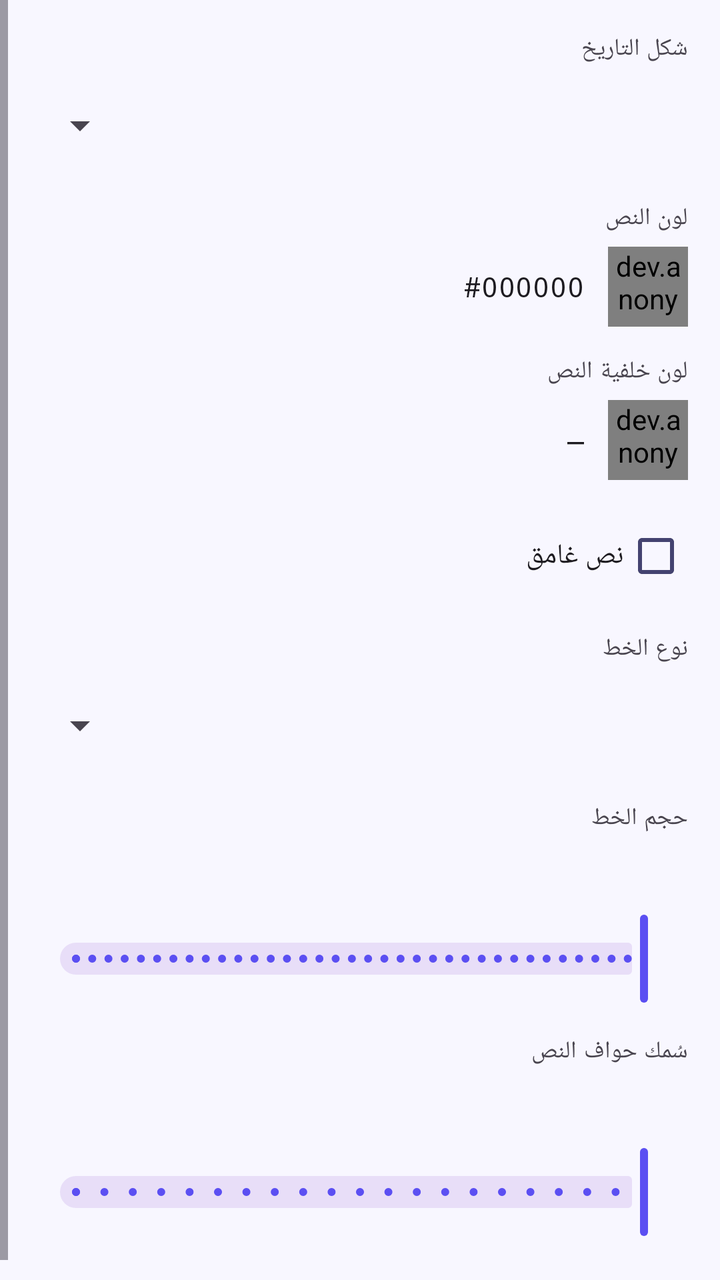
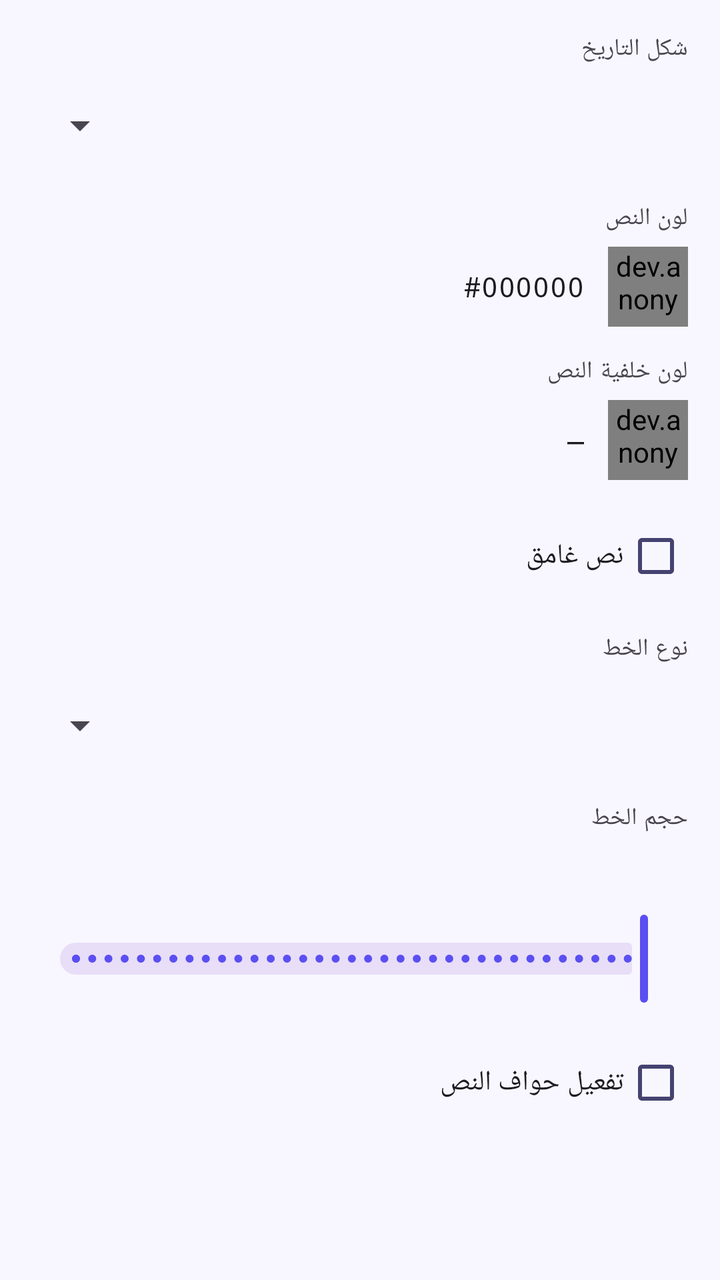

Screens rendered from an Android XML layout before and after an edit, with the pre-edit source and the edit as a unified diff.
<!-- AndroidManifest.xml: application theme Theme.CardsDesignerPro -->
<!-- res/layout/fragment_prop_date.xml -->
<?xml version="1.0" encoding="utf-8"?>
<ScrollView xmlns:android="http://schemas.android.com/apk/res/android"
    xmlns:app="http://schemas.android.com/apk/res-auto"
    android:layout_width="match_parent" android:layout_height="match_parent" android:layoutDirection="rtl">
    <LinearLayout android:layout_width="match_parent" android:layout_height="wrap_content"
        android:orientation="vertical" android:padding="16dp">

        <TextView android:layout_width="match_parent" android:layout_height="wrap_content"
            android:text="@string/prop_date_format" android:textAppearance="?attr/textAppearanceLabelMedium"
            android:layout_marginBottom="6dp" />
        <Spinner android:id="@+id/spinner_date_format" android:layout_width="match_parent"
            android:layout_height="48dp" android:layout_marginBottom="14dp" />

        <TextView android:layout_width="match_parent" android:layout_height="wrap_content"
            android:text="@string/prop_text_color" android:textAppearance="?attr/textAppearanceLabelMedium"
            android:layout_marginBottom="6dp" />
        <LinearLayout android:layout_width="match_parent" android:layout_height="wrap_content"
            android:orientation="horizontal" android:gravity="center_vertical" android:layout_marginBottom="14dp">
            <dev.anonymous.cardsdesignerpro.common.widget.ColorPreviewView android:id="@+id/cpv_text_color"
                android:layout_width="40dp" android:layout_height="40dp" android:layout_marginEnd="12dp" />
            <TextView android:id="@+id/tv_color_hex" android:layout_width="wrap_content"
                android:layout_height="wrap_content" android:fontFamily="monospace"
                android:textAppearance="?attr/textAppearanceBodyMedium" android:text="#000000" />
        </LinearLayout>

        
        <TextView android:layout_width="match_parent" android:layout_height="wrap_content"
            android:text="لون خلفية النص" android:textAppearance="?attr/textAppearanceLabelMedium"
            android:layout_marginBottom="6dp" />
        <LinearLayout android:layout_width="match_parent" android:layout_height="wrap_content"
            android:orientation="horizontal" android:gravity="center_vertical" android:layout_marginBottom="14dp">
            <dev.anonymous.cardsdesignerpro.common.widget.ColorPreviewView android:id="@+id/cpv_bg_color"
                android:layout_width="40dp" android:layout_height="40dp" android:layout_marginEnd="12dp" />
            <TextView android:id="@+id/tv_bg_color_hex" android:layout_width="0dp"
                android:layout_height="wrap_content" android:layout_weight="1" android:fontFamily="monospace"
                android:textAppearance="?attr/textAppearanceBodyMedium" android:text="—" />
            <com.google.android.material.button.MaterialButton
                android:id="@+id/btn_clear_bg_color"
                style="@style/Widget.Material3.Button.TextButton"
                android:layout_width="wrap_content" android:layout_height="wrap_content"
                android:text="مسح" android:visibility="gone" />
        </LinearLayout>

        <com.google.android.material.checkbox.MaterialCheckBox android:id="@+id/cb_bold"
            android:layout_width="match_parent" android:layout_height="wrap_content"
            android:text="@string/prop_bold" android:layout_marginBottom="14dp" />

        <TextView android:layout_width="match_parent" android:layout_height="wrap_content"
            android:text="@string/prop_font" android:textAppearance="?attr/textAppearanceLabelMedium"
            android:layout_marginBottom="6dp" />
        <Spinner android:id="@+id/spinner_font" android:layout_width="match_parent"
            android:layout_height="48dp" android:layout_marginBottom="14dp" />

        <TextView android:layout_width="match_parent" android:layout_height="wrap_content"
            android:text="@string/prop_font_size" android:textAppearance="?attr/textAppearanceLabelMedium"
            android:layout_marginBottom="6dp" />
        <com.google.android.material.slider.Slider
            android:id="@+id/slider_font_size"
            android:layout_width="match_parent"
            android:layout_height="wrap_content"
            app:labelBehavior="withinBounds"
            android:valueFrom="10.0"
            android:valueTo="100.0"
            android:stepSize="1.0"
            android:layout_marginBottom="14dp" />

        
        <TextView android:layout_width="match_parent" android:layout_height="wrap_content"
            android:text="@string/prop_text_stroke" android:textAppearance="?attr/textAppearanceLabelMedium"
            android:layout_marginBottom="6dp" />
        <com.google.android.material.slider.Slider
            android:id="@+id/slider_text_stroke"
            android:layout_width="match_parent"
            android:layout_height="wrap_content"
            app:labelBehavior="withinBounds"
            android:valueFrom="0.0"
            android:valueTo="10.0"
            android:stepSize="0.5"
            android:layout_marginBottom="14dp" />
    </LinearLayout>
</ScrollView>
<!-- resources referenced by this layout -->
<resources>
  <string name="prop_bold">نص غامق</string>
  <string name="prop_date_format">شكل التاريخ</string>
  <string name="prop_font">نوع الخط</string>
  <string name="prop_font_size">حجم الخط</string>
  <string name="prop_text_color">لون النص</string>
  <string name="prop_text_stroke">سُمك حواف النص</string>
  <style name="Theme.CardsDesignerPro" parent="Base.Theme.CardsDesignerPro" />
  <style name="Base.Theme.CardsDesignerPro" parent="Theme.Material3.DayNight.NoActionBar">
          <item name="colorPrimary">@color/md_theme_light_primary</item>
          <item name="colorOnPrimary">@color/md_theme_light_onPrimary</item>
          <item name="colorPrimaryContainer">@color/md_theme_light_primaryContainer</item>
          <item name="colorOnPrimaryContainer">@color/md_theme_light_onPrimaryContainer</item>
          <item name="colorSecondary">@color/md_theme_light_secondary</item>
          <item name="colorOnSecondary">@color/md_theme_light_onSecondary</item>
          <item name="android:colorBackground">@color/md_theme_light_background</item>
          <item name="colorSurface">@color/md_theme_light_surface</item>
          <item name="colorOnSurface">@color/md_theme_light_onSurface</item>
          <item name="colorSurfaceVariant">@color/md_theme_light_surfaceVariant</item>
          <item name="colorOnSurfaceVariant">@color/md_theme_light_onSurfaceVariant</item>
          <item name="colorOutline">@color/md_theme_light_outline</item>
          <item name="colorError">@color/md_theme_light_error</item>
          <item name="colorOnError">@color/md_theme_light_onError</item>
          <item name="android:statusBarColor">?attr/colorSurface</item>
          <item name="android:windowLightStatusBar">true</item>
          <item name="android:layoutDirection">rtl</item>
          <item name="android:supportsRtl">true</item>
      </style>
  <color name="md_theme_light_primary">#FF5B4FF2</color>
  <color name="md_theme_light_onPrimary">#FFFFFFFF</color>
  <color name="md_theme_light_primaryContainer">#FFE8E5FF</color>
  <color name="md_theme_light_onPrimaryContainer">#FF1A006E</color>
  <color name="md_theme_light_secondary">#FF00BFA5</color>
  <color name="md_theme_light_onSecondary">#FFFFFFFF</color>
  <color name="md_theme_light_background">#FFF8F7FF</color>
  <color name="md_theme_light_surface">#FFFFFFFF</color>
  <color name="md_theme_light_onSurface">#FF1A1A2E</color>
  <color name="md_theme_light_surfaceVariant">#FFE8E5FF</color>
  <color name="md_theme_light_onSurfaceVariant">#FF444370</color>
  <color name="md_theme_light_outline">#FF7A78A6</color>
  <color name="md_theme_light_error">#FFB3261E</color>
  <color name="md_theme_light_onError">#FFFFFFFF</color>
</resources>

<!-- the commit's change to res/layout/fragment_prop_date.xml (unified diff, before → after) -->
@@ -65,17 +65,44 @@
             android:layout_marginBottom="14dp" />
 
         
-        <TextView android:layout_width="match_parent" android:layout_height="wrap_content"
-            android:text="@string/prop_text_stroke" android:textAppearance="?attr/textAppearanceLabelMedium"
+        <com.google.android.material.checkbox.MaterialCheckBox
+            android:id="@+id/cb_text_stroke"
+            android:layout_width="match_parent" android:layout_height="wrap_content"
+            android:text="@string/prop_enable_stroke"
             android:layout_marginBottom="6dp" />
-        <com.google.android.material.slider.Slider
-            android:id="@+id/slider_text_stroke"
+
+        <LinearLayout
+            android:id="@+id/layout_text_stroke_options"
             android:layout_width="match_parent"
             android:layout_height="wrap_content"
-            app:labelBehavior="withinBounds"
-            android:valueFrom="0.0"
-            android:valueTo="10.0"
-            android:stepSize="0.5"
-            android:layout_marginBottom="14dp" />
+            android:orientation="vertical"
+            android:visibility="gone">
+
+            <TextView android:layout_width="match_parent" android:layout_height="wrap_content"
+                android:text="@string/prop_stroke_color" android:textAppearance="?attr/textAppearanceLabelMedium"
+                android:layout_marginBottom="6dp" />
+            <LinearLayout android:layout_width="match_parent" android:layout_height="wrap_content"
+                android:orientation="horizontal" android:gravity="center_vertical" android:layout_marginBottom="14dp">
+                <dev.anonymous.cardsdesignerpro.common.widget.ColorPreviewView
+                    android:id="@+id/cpv_stroke_color"
+                    android:layout_width="40dp" android:layout_height="40dp" android:layout_marginEnd="12dp" />
+                <TextView android:id="@+id/tv_stroke_color_hex" android:layout_width="wrap_content"
+                    android:layout_height="wrap_content" android:fontFamily="monospace"
+                    android:textAppearance="?attr/textAppearanceBodyMedium" android:text="#000000" />
+            </LinearLayout>
+
+            <TextView android:layout_width="match_parent" android:layout_height="wrap_content"
+                android:text="@string/prop_text_stroke" android:textAppearance="?attr/textAppearanceLabelMedium"
+                android:layout_marginBottom="6dp" />
+            <com.google.android.material.slider.Slider
+                android:id="@+id/slider_text_stroke"
+                android:layout_width="match_parent"
+                android:layout_height="wrap_content"
+                app:labelBehavior="withinBounds"
+                android:valueFrom="1.0"
+                android:valueTo="10.0"
+                android:stepSize="0.5"
+                android:layout_marginBottom="14dp" />
+        </LinearLayout>
     </LinearLayout>
 </ScrollView>
<!-- resource entries referenced after the edit -->
@@ -2,8 +2,10 @@
 <resources>
   <string name="prop_bold">نص غامق</string>
   <string name="prop_date_format">شكل التاريخ</string>
+  <string name="prop_enable_stroke">تفعيل حواف النص</string>
   <string name="prop_font">نوع الخط</string>
   <string name="prop_font_size">حجم الخط</string>
+  <string name="prop_stroke_color">لون الحواف</string>
   <string name="prop_text_color">لون النص</string>
   <string name="prop_text_stroke">سُمك حواف النص</string>
   <style name="Theme.CardsDesignerPro" parent="Base.Theme.CardsDesignerPro" />
